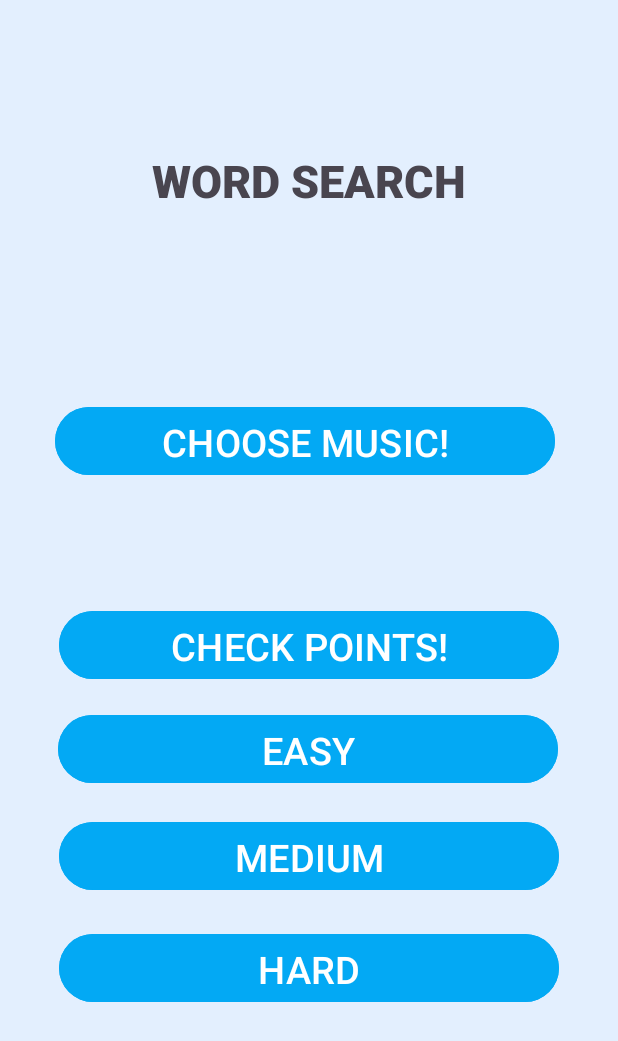
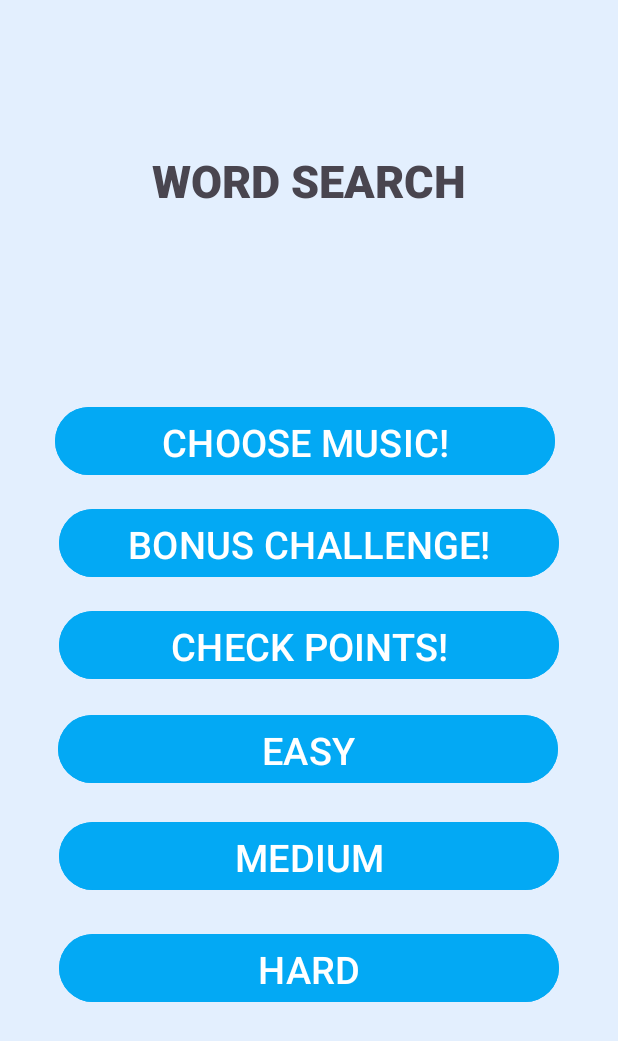
Before and after one commit to PallaviRao1113/WordSearchApplication_MobileAppDev, an Android app: the screen it shows after launch (MainActivity), on a phone screen of 412 x 824 dp. Shown: the top 1041 px of the screen. Run offline under Robolectric (Android 15) with nearby library versions, the phone set to English and light mode, and no system bars; Roboto replaces fonts that are not available here.

Commit message:
added bonus button

```diff
--- a/app/src/main/res/layout/activity_main.xml
+++ b/app/src/main/res/layout/activity_main.xml
@@ -40,6 +40,8 @@
             android:layout_marginTop="16dp"
             android:layout_marginEnd="16dp" />
 
+
+
     </RelativeLayout>
 
     <Button
@@ -56,6 +58,18 @@
         app:layout_constraintBottom_toTopOf="@+id/medium"
         app:layout_constraintEnd_toEndOf="parent"
         app:layout_constraintStart_toStartOf="parent" />
+
+    <Button
+        android:id="@+id/bonusButton"
+        android:layout_width="333dp"
+        android:layout_height="53dp"
+        android:text="BONUS CHALLENGE!"
+        app:layout_constraintBottom_toTopOf="@+id/checkPointsButton"
+        app:layout_constraintEnd_toEndOf="parent"
+        app:layout_constraintStart_toStartOf="parent"
+        app:layout_constraintTop_toBottomOf="@+id/button2"
+        android:textSize="25sp"
+        android:backgroundTint="#03A9F4"/>
 
 
     <Button
```
